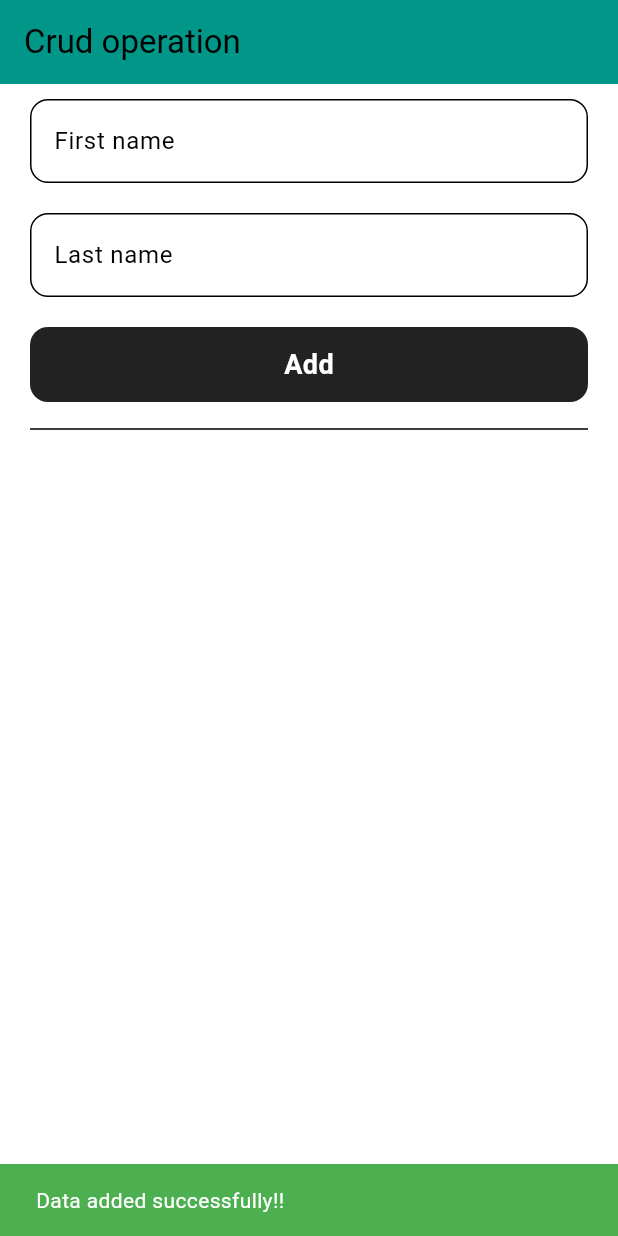
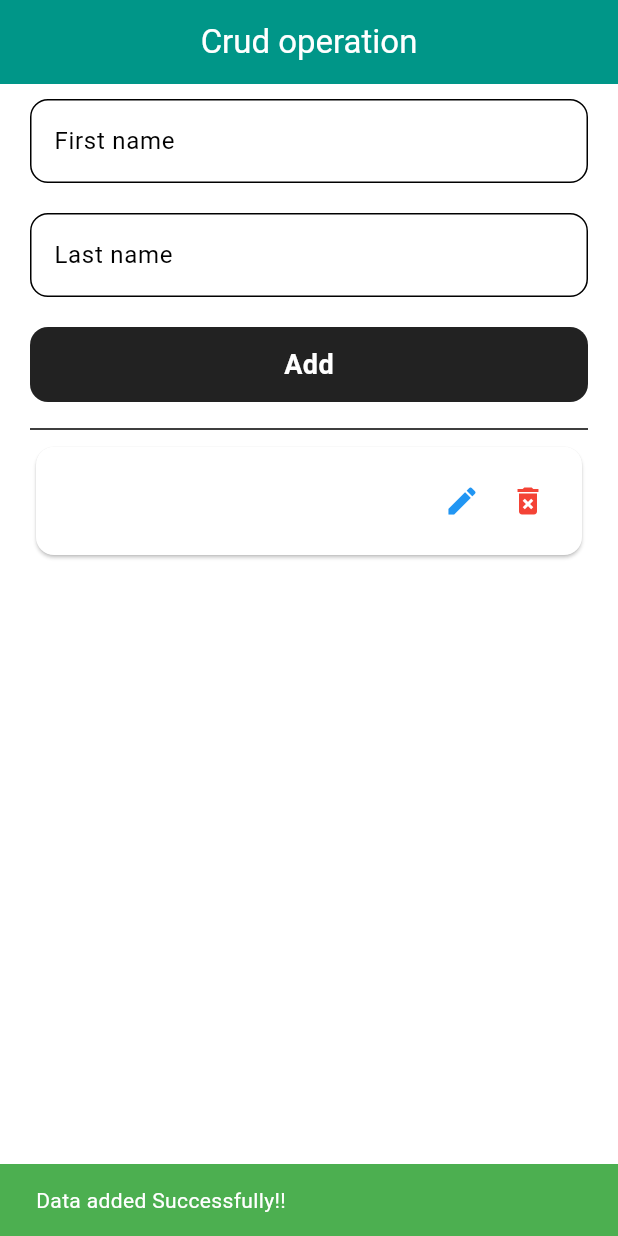
Before and after one commit to Malik399758/Firebase_batch40, a Flutter app: the screen it shows after launch, after a tap on "Add", on a phone screen of 412 x 824 dp. Run offline on Flutter 3.47's test engine with Material 3 defaults, Android fonts, the phone set to English and light mode, and no system bars; our stand-ins replace cloud_firestore, firebase_auth, firebase_core; accounts and stored records are empty; network calls fail.

Commit message:
Curd operation has completed.

```diff
--- a/lib/main.dart
+++ b/lib/main.dart
@@ -1,6 +1,5 @@
-import 'package:firebase_batch40/sign_up_screen.dart';
-import 'package:firebase_batch40/views/auth_module/log_in.dart';
-import 'package:firebase_batch40/views/crud/crud_screen.dart';
+
+import 'package:firebase_batch40/views/crud_module/crud_operations_screen.dart';
 import 'package:firebase_batch40/views/firebasefirestore/firestore_screen.dart';
 import 'package:firebase_batch40/views/pagination/pagination_screen.dart';
 import 'package:firebase_batch40/views/theme_module/theme_provider.dart';
@@ -34,7 +33,8 @@ class MyApp extends StatelessWidget {
       debugShowCheckedModeBanner: false,
       title: 'Flutter Demo',
       theme: themeProvider.themeData,
-      home: CrudScreen()
+      home: CrudOperationsScreen(),
+      //CrudScreen()
       //SignUpScreen()
       //SignUpScreen()
       // You can replace with: FirestoreScreen(), PaginationScreen(), LoginScreen(), SignUpScreen()
--- /dev/null
+++ b/lib/views/crud_module/crud_operations_screen.dart
@@ -0,0 +1,268 @@
+
+import 'package:cloud_firestore/cloud_firestore.dart';
+import 'package:flutter/material.dart';
+
+class CrudOperationsScreen extends StatefulWidget {
+  const CrudOperationsScreen({super.key});
+
+  @override
+  State<CrudOperationsScreen> createState() => _CrudOperationsScreenState();
+}
+
+class _CrudOperationsScreenState extends State<CrudOperationsScreen> {
+
+  final firstNameController = TextEditingController();
+  final lastNameController = TextEditingController();
+
+  // for update
+
+  final  updateFirstName = TextEditingController();
+  final  updateLastName = TextEditingController();
+  bool isLoading = false;
+
+  // Create
+
+  Future<void> createData()async{
+    setState(() {
+      isLoading = true;
+    });
+    try{
+      await FirebaseFirestore.instance.collection('crud_operations').add({
+        'firstName' : firstNameController.text,
+        'lastName' : lastNameController.text
+      });
+      print('Data added successfully!!');
+      ScaffoldMessenger.of(context).showSnackBar(SnackBar(
+         backgroundColor: Colors.green,
+          content: Text('Data added Successfully!!')));
+      setState(() {
+        isLoading = false;
+      });
+    }catch(e){
+      print('Data added issue ------->$e');
+      ScaffoldMessenger.of(context).showSnackBar(SnackBar(
+          backgroundColor: Colors.red,
+          content: Text('Data added Successfully!!')));
+      setState(() {
+        isLoading = false;
+      });
+    }finally{
+      setState(() {
+        isLoading = false;
+      });
+    }
+
+
+
+
+
+  }
+
+
+  // Read
+
+  Stream<QuerySnapshot> readData(){
+    return FirebaseFirestore.instance.collection('crud_operations').snapshots();
+  }
+
+
+  // update
+  Future<void> updateData(String id)async{
+    try{
+      await FirebaseFirestore.instance.collection('crud_operations').doc(id).update({
+        'firstName' : updateFirstName.text,
+        'lastName' : updateLastName.text,
+      });
+      ScaffoldMessenger.of(context).showSnackBar(SnackBar(
+          backgroundColor: Colors.green,
+          content: Text('updated added Successfully!!')));
+
+    }catch(e){
+      print('Upated data issue please check out ---------->$e');
+      ScaffoldMessenger.of(context).showSnackBar(SnackBar(
+          backgroundColor: Colors.red,
+          content: Text('updated added issue')));
+    }
+  }
+
+
+  // delete
+  Future<void> deleteData(String id)async{
+    try{
+      await FirebaseFirestore.instance.collection('crud_operations').doc(id).delete();
+      ScaffoldMessenger.of(context).showSnackBar(SnackBar(
+          backgroundColor: Colors.green,
+          content: Text('Data deleted Successfully!!')));
+
+    }catch(e){
+      print('deleted data issue please check out ---------->$e');
+      ScaffoldMessenger.of(context).showSnackBar(SnackBar(
+          backgroundColor: Colors.red,
+          content: Text('Date deleted issue')));
+    }
+  }
+
+
+
+
+
+
+
+  // dialog
+
+  Future<void> updateDialog(String id){
+    return showDialog(context: context, builder: (BuildContext context){
+      return AlertDialog(
+        title: Text('Update data'),
+        content: Column(
+          mainAxisSize: MainAxisSize.min,
+          children: [
+            TextFormField(
+              controller: updateFirstName,
+              decoration: InputDecoration(
+                label: Text('Update First name'),
+                hintText: 'Enter update first name',
+                border: OutlineInputBorder(
+                  borderRadius: BorderRadius.circular(12),
+                )
+              ),
+            ),
+            SizedBox(height: 10,),
+            TextFormField(
+              controller: updateLastName,
+              decoration: InputDecoration(
+                  label: Text('Update Last name'),
+                  hintText: 'Enter update last name',
+                  border: OutlineInputBorder(
+                    borderRadius: BorderRadius.circular(12),
+                  )
+              ),
+            ),
+          ],
+        ) ,
+        actions: [
+          TextButton(onPressed: (){
+            Navigator.pop(context);
+          }, child: Text('NO')),
+          ElevatedButton(onPressed: (){
+            updateData(id);
+            Navigator.pop(context);
+            updateFirstName.clear();
+            updateLastName.clear();
+          },
+              child: Text('Save'))
+        ],
+      );
+    });
+  }
+
+
+
+
+
+  @override
+  Widget build(BuildContext context) {
+    return Scaffold(
+      appBar : AppBar(
+        centerTitle: true,
+        title : Text('Crud operation',style: TextStyle(color: Colors.white),),
+        backgroundColor : Colors.teal,
+      ),
+      body: Padding(
+        padding: const EdgeInsets.symmetric(horizontal: 20,vertical: 10),
+        child: Column(
+          children: [
+            TextFormField(
+              controller: firstNameController,
+              decoration: InputDecoration(
+                  label: Text('First name'),
+                  hintText: 'Enter first name',
+                  border: OutlineInputBorder(
+                      borderRadius: BorderRadius.circular(12)
+                  )
+              ),
+            ),
+            SizedBox(height: 20,),
+            TextFormField(
+              controller: lastNameController,
+              decoration: InputDecoration(
+                  label: Text('Last name'),
+                  hintText: 'Enter last name',
+                  border: OutlineInputBorder(
+                      borderRadius: BorderRadius.circular(12)
+                  )
+              ),
+            ),
+            SizedBox(height: 20,),
+            GestureDetector(
+              onTap: (){
+                createData();
+                firstNameController.clear();
+                lastNameController.clear();
+              },
+              child: Container(
+                width: double.infinity,
+                height: 50,
+                decoration: BoxDecoration(
+                  color: Colors.black87,
+                  borderRadius: BorderRadius.circular(12),
+                ),
+                child: isLoading ? Center(child: CircularProgressIndicator(color: Colors.white,)) :
+                Center(child: Text('Add',style: TextStyle(color: Colors.white,fontSize: 18,fontWeight: FontWeight.w600),)),
+              ),
+            ),
+            SizedBox(height: 10,),
+            Divider(),
+
+            StreamBuilder(
+                stream: readData(),
+                builder: (context,snapshot){
+                  if(snapshot.connectionState == ConnectionState.waiting){
+                    return Center(child: CircularProgressIndicator());
+                  }else if(snapshot.hasError){
+                    return Center(child: Text('Something went wrong!!'));
+                  }else if(!snapshot.hasData){
+                    return Center(child: Text('Data not found'));
+                  }else{
+                    return Expanded(
+                      child: ListView.builder(
+                         itemCount: snapshot.data!.docs.length,
+                          itemBuilder: (context,index){
+                            final data = snapshot.data!.docs[index];
+                            return Card(
+                              child: ListTile(
+                                title: Text(data['firstName'].toString()),
+                                subtitle: Text(data['lastName'].toString()),
+                                trailing: Row(
+                                  mainAxisSize: MainAxisSize.min,
+                                  children: [
+                                    GestureDetector(
+                                      onTap : (){
+                                   updateDialog(data.id);
+                              },
+                                        child: Icon(Icons.edit,color: Colors.blue,)),
+                                    SizedBox(width: 20,),
+                                    GestureDetector(
+                                        onTap: (){
+                                          deleteData(data.id);
+                                        },
+                                        child: Icon(Icons.delete_forever,color: Colors.red,))
+                                  ],
+                                ),
+                              ),
+                            );
+                          }),
+                    );
+
+
+
+
+
+                  }
+                })
+          ],
+        ),
+      ),
+    );
+  }
+}
```
